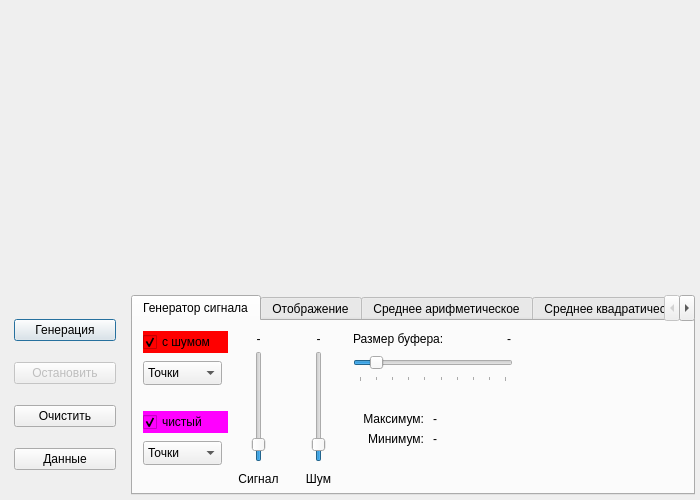
Qt form filtsim/mainwindow.ui (cliffanet/filter) before a commit.
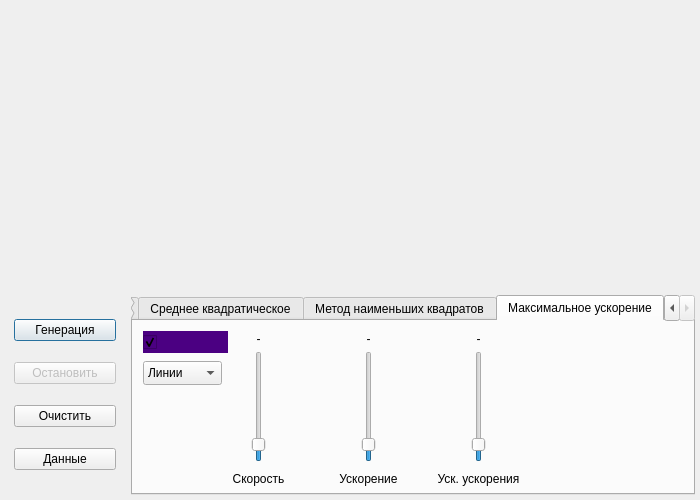
The same form after that commit. The open tabs and pages were chosen to show the change. Custom widgets are drawn as their Qt base class.

Commit message: фильтр "максимальное ускорение" - надо ещё поработать над алгоритмом и диапазоном параметров

What changed in the file:
```diff
--- a/filtsim/mainwindow.ui
+++ b/filtsim/mainwindow.ui
@@ -848,6 +848,212 @@
            </property>
           </widget>
          </widget>
+         <widget class="QWidget" name="tabMaxAccel">
+          <attribute name="title">
+           <string>Максимальное ускорение</string>
+          </attribute>
+          <widget class="QSlider" name="slMaxAccelSpeed">
+           <property name="geometry">
+            <rect>
+             <x>110</x>
+             <y>30</y>
+             <width>31</width>
+             <height>111</height>
+            </rect>
+           </property>
+           <property name="minimum">
+            <number>1</number>
+           </property>
+           <property name="maximum">
+            <number>999</number>
+           </property>
+           <property name="value">
+            <number>100</number>
+           </property>
+           <property name="orientation">
+            <enum>Qt::Vertical</enum>
+           </property>
+          </widget>
+          <widget class="QCheckBox" name="cbMaxAccelVisible">
+           <property name="geometry">
+            <rect>
+             <x>10</x>
+             <y>10</y>
+             <width>85</width>
+             <height>22</height>
+            </rect>
+           </property>
+           <property name="styleSheet">
+            <string notr="true">background-color: indigo;</string>
+           </property>
+           <property name="checked">
+            <bool>true</bool>
+           </property>
+          </widget>
+          <widget class="QComboBox" name="cmbMaxAccelType">
+           <property name="geometry">
+            <rect>
+             <x>10</x>
+             <y>40</y>
+             <width>79</width>
+             <height>24</height>
+            </rect>
+           </property>
+           <property name="currentIndex">
+            <number>1</number>
+           </property>
+           <item>
+            <property name="text">
+             <string>Точки</string>
+            </property>
+           </item>
+           <item>
+            <property name="text">
+             <string>Линии</string>
+            </property>
+           </item>
+          </widget>
+          <widget class="QLabel" name="labVMaxAccelSpeed">
+           <property name="geometry">
+            <rect>
+             <x>100</x>
+             <y>10</y>
+             <width>51</width>
+             <height>16</height>
+            </rect>
+           </property>
+           <property name="text">
+            <string>-</string>
+           </property>
+           <property name="alignment">
+            <set>Qt::AlignCenter</set>
+           </property>
+          </widget>
+          <widget class="QLabel" name="labTMaxAccelSpeed">
+           <property name="geometry">
+            <rect>
+             <x>70</x>
+             <y>150</y>
+             <width>111</width>
+             <height>16</height>
+            </rect>
+           </property>
+           <property name="text">
+            <string>Скорость</string>
+           </property>
+           <property name="alignment">
+            <set>Qt::AlignCenter</set>
+           </property>
+          </widget>
+          <widget class="QLabel" name="labVMaxAccelAccel">
+           <property name="geometry">
+            <rect>
+             <x>200</x>
+             <y>10</y>
+             <width>71</width>
+             <height>16</height>
+            </rect>
+           </property>
+           <property name="text">
+            <string>-</string>
+           </property>
+           <property name="alignment">
+            <set>Qt::AlignCenter</set>
+           </property>
+          </widget>
+          <widget class="QSlider" name="slMaxAccelAccel">
+           <property name="geometry">
+            <rect>
+             <x>220</x>
+             <y>30</y>
+             <width>31</width>
+             <height>111</height>
+            </rect>
+           </property>
+           <property name="minimum">
+            <number>1</number>
+           </property>
+           <property name="maximum">
+            <number>999</number>
+           </property>
+           <property name="value">
+            <number>100</number>
+           </property>
+           <property name="orientation">
+            <enum>Qt::Vertical</enum>
+           </property>
+          </widget>
+          <widget class="QLabel" name="labTMaxAccelAccel">
+           <property name="geometry">
+            <rect>
+             <x>180</x>
+             <y>150</y>
+             <width>111</width>
+             <height>16</height>
+            </rect>
+           </property>
+           <property name="text">
+            <string>Ускорение</string>
+           </property>
+           <property name="alignment">
+            <set>Qt::AlignCenter</set>
+           </property>
+          </widget>
+          <widget class="QLabel" name="labVMaxAccelAcc2">
+           <property name="geometry">
+            <rect>
+             <x>300</x>
+             <y>10</y>
+             <width>91</width>
+             <height>16</height>
+            </rect>
+           </property>
+           <property name="text">
+            <string>-</string>
+           </property>
+           <property name="alignment">
+            <set>Qt::AlignCenter</set>
+           </property>
+          </widget>
+          <widget class="QSlider" name="slMaxAccelAcc2">
+           <property name="geometry">
+            <rect>
+             <x>330</x>
+             <y>30</y>
+             <width>31</width>
+             <height>111</height>
+            </rect>
+           </property>
+           <property name="minimum">
+            <number>1</number>
+           </property>
+           <property name="maximum">
+            <number>999</number>
+           </property>
+           <property name="value">
+            <number>100</number>
+           </property>
+           <property name="orientation">
+            <enum>Qt::Vertical</enum>
+           </property>
+          </widget>
+          <widget class="QLabel" name="labTMaxAccelAcc2">
+           <property name="geometry">
+            <rect>
+             <x>290</x>
+             <y>150</y>
+             <width>111</width>
+             <height>16</height>
+            </rect>
+           </property>
+           <property name="text">
+            <string>Уск. ускорения</string>
+           </property>
+           <property name="alignment">
+            <set>Qt::AlignCenter</set>
+           </property>
+          </widget>
+         </widget>
         </widget>
        </item>
       </layout>
```
Left out of the diff: 12 changed lines with no effect on the pictures. The commit also changes 11 other files.
